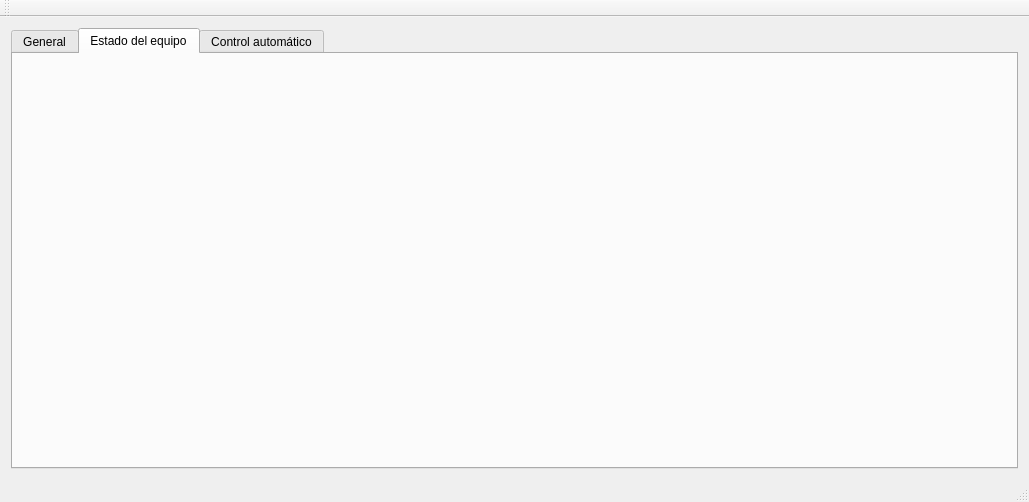
Before: the Qt Designer form src/view/mainwindow.ui in martincrxz/induction-heater-software, drawn with Qt 5.
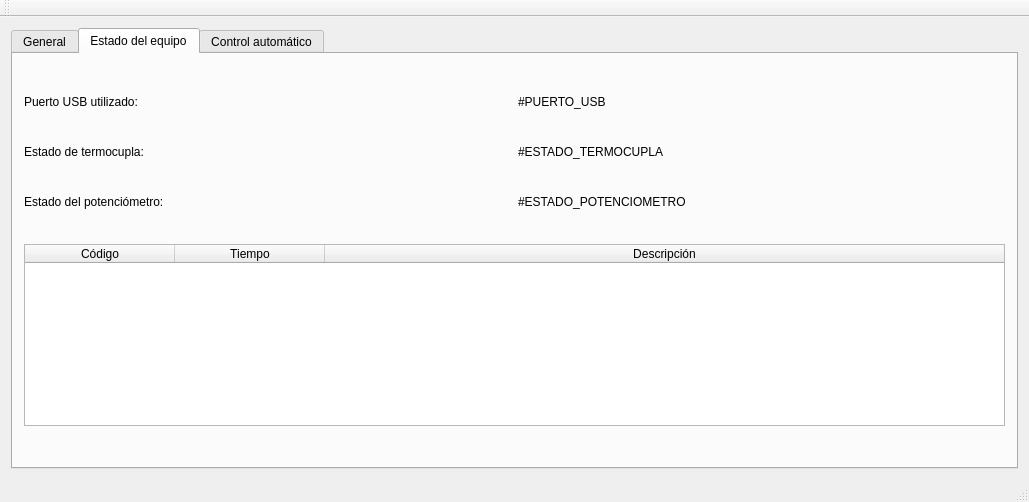
After: the same form once the commit is applied. The open tabs and pages were chosen to show the change.

Commit message: agregada vista dele estado del equipo

The edit to the form file:
```diff
--- a/src/view/mainwindow.ui
+++ b/src/view/mainwindow.ui
@@ -470,6 +470,152 @@
        <attribute name="title">
         <string>Estado del equipo</string>
        </attribute>
+       <layout class="QVBoxLayout" name="verticalLayout_5">
+        <item>
+         <spacer name="verticalSpacer_19">
+          <property name="orientation">
+           <enum>Qt::Vertical</enum>
+          </property>
+          <property name="sizeHint" stdset="0">
+           <size>
+            <width>20</width>
+            <height>40</height>
+           </size>
+          </property>
+         </spacer>
+        </item>
+        <item>
+         <layout class="QHBoxLayout" name="horizontalLayout_17">
+          <item>
+           <widget class="QLabel" name="usbPortKey">
+            <property name="text">
+             <string>Puerto USB utilizado:</string>
+            </property>
+           </widget>
+          </item>
+          <item>
+           <widget class="QLabel" name="usbPortValue">
+            <property name="text">
+             <string>#PUERTO_USB</string>
+            </property>
+           </widget>
+          </item>
+         </layout>
+        </item>
+        <item>
+         <spacer name="verticalSpacer_20">
+          <property name="orientation">
+           <enum>Qt::Vertical</enum>
+          </property>
+          <property name="sizeHint" stdset="0">
+           <size>
+            <width>20</width>
+            <height>40</height>
+           </size>
+          </property>
+         </spacer>
+        </item>
+        <item>
+         <layout class="QHBoxLayout" name="horizontalLayout_18">
+          <item>
+           <widget class="QLabel" name="thermocoupleStatusKey">
+            <property name="text">
+             <string>Estado de termocupla:</string>
+            </property>
+           </widget>
+          </item>
+          <item>
+           <widget class="QLabel" name="thermocoupleStatusValue">
+            <property name="text">
+             <string>#ESTADO_TERMOCUPLA</string>
+            </property>
+           </widget>
+          </item>
+         </layout>
+        </item>
+        <item>
+         <spacer name="verticalSpacer_21">
+          <property name="orientation">
+           <enum>Qt::Vertical</enum>
+          </property>
+          <property name="sizeHint" stdset="0">
+           <size>
+            <width>20</width>
+            <height>40</height>
+           </size>
+          </property>
+         </spacer>
+        </item>
+        <item>
+         <layout class="QHBoxLayout" name="horizontalLayout_19">
+          <item>
+           <widget class="QLabel" name="potentiometerStatusKey">
+            <property name="text">
+             <string>Estado del potenciómetro:</string>
+            </property>
+           </widget>
+          </item>
+          <item>
+           <widget class="QLabel" name="potentiometerStatusValue">
+            <property name="text">
+             <string>#ESTADO_POTENCIOMETRO</string>
+            </property>
+           </widget>
+          </item>
+         </layout>
+        </item>
+        <item>
+         <spacer name="verticalSpacer_22">
+          <property name="orientation">
+           <enum>Qt::Vertical</enum>
+          </property>
+          <property name="sizeHint" stdset="0">
+           <size>
+            <width>20</width>
+            <height>40</height>
+           </size>
+          </property>
+         </spacer>
+        </item>
+        <item>
+         <widget class="QTableWidget" name="errorLogTable">
+          <attribute name="horizontalHeaderDefaultSectionSize">
+           <number>150</number>
+          </attribute>
+          <attribute name="horizontalHeaderStretchLastSection">
+           <bool>true</bool>
+          </attribute>
+          <column>
+           <property name="text">
+            <string>Código</string>
+           </property>
+          </column>
+          <column>
+           <property name="text">
+            <string>Tiempo</string>
+           </property>
+          </column>
+          <column>
+           <property name="text">
+            <string>Descripción</string>
+           </property>
+          </column>
+         </widget>
+        </item>
+        <item>
+         <spacer name="verticalSpacer_23">
+          <property name="orientation">
+           <enum>Qt::Vertical</enum>
+          </property>
+          <property name="sizeHint" stdset="0">
+           <size>
+            <width>20</width>
+            <height>40</height>
+           </size>
+          </property>
+         </spacer>
+        </item>
+       </layout>
       </widget>
       <widget class="QWidget" name="automaticControlTab">
        <attribute name="title">
```
Left out of the diff: 2 changed lines with no effect on the pictures. The commit also changes 3 other files.
